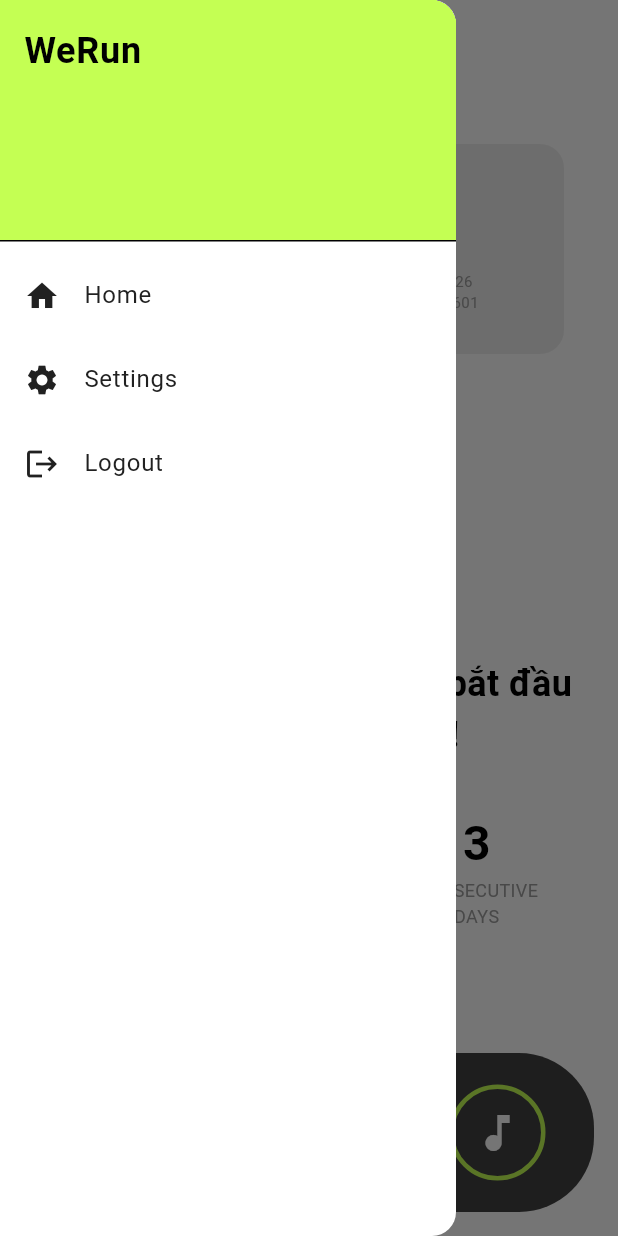
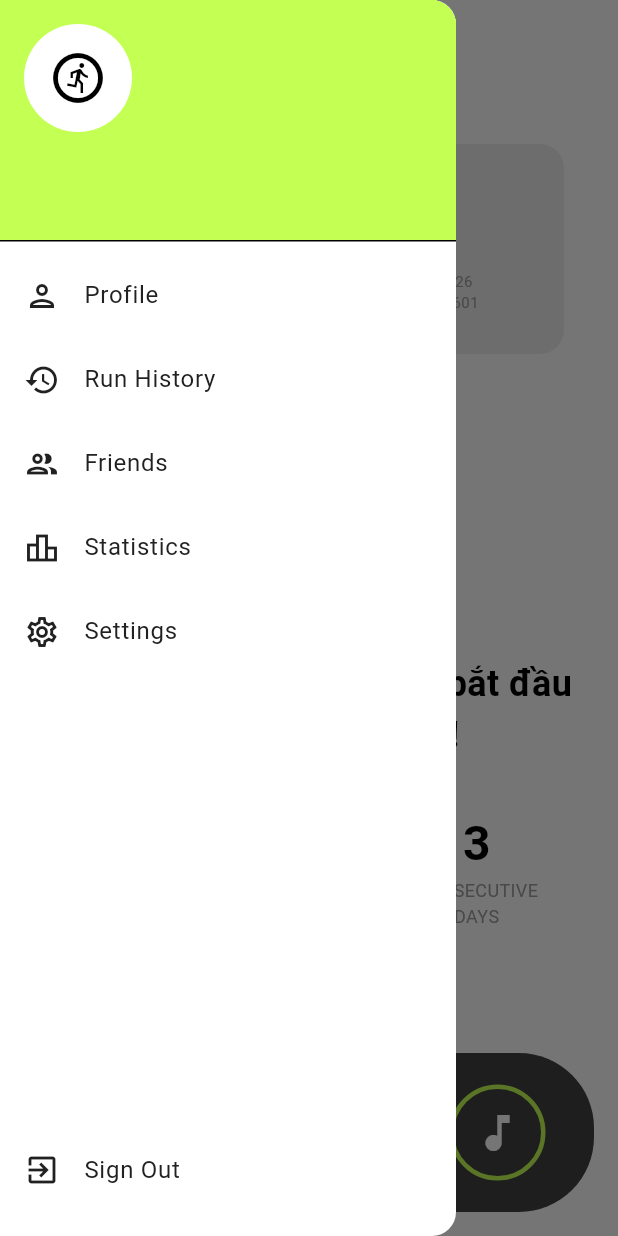
Before and after one commit to MinhDeepZaiZLer/WeRun_2.0, a Flutter app: the screen it shows once a user with an empty profile is signed in, with the side drawer open, on a phone screen of 412 x 824 dp. Run offline on Flutter 3.47's test engine with Material 3 defaults, Android fonts, the phone set to English and light mode, and no system bars; our stand-ins replace firebase_auth, firebase_core, flutter_bloc, get_it, go_router, injectable; accounts and stored records are empty.

Commit message:
connect login/signup to homescreen and fix navigation drawer content

```diff
--- a/lib/main.dart
+++ b/lib/main.dart
@@ -1,34 +1,46 @@
-import 'package:dacs4_werun_2_0/core/di/injection.dart';
-import 'package:dacs4_werun_2_0/presentation/navigation/app_router.dart';
-import 'package:dacs4_werun_2_0/presentation/screens/auth/bloc/auth_bloc.dart';
-import 'package:dacs4_werun_2_0/presentation/theme/app_theme.dart';
+// lib/main.dart
+import 'package:firebase_core/firebase_core.dart';
 import 'package:flutter/material.dart';
-import 'package:firebase_core/firebase_core.dart';
+import 'package:flutter/services.dart';
+import 'package:flutter_bloc/flutter_bloc.dart'; // <-- Thêm
 import 'firebase_options.dart';
+import 'core/di/injection.dart';
+import 'presentation/navigation/app_router.dart';
+import 'presentation/theme/app_theme.dart';
+import 'presentation/screens/auth/bloc/auth_bloc.dart'; // <-- Thêm
 
 void main() async {
   WidgetsFlutterBinding.ensureInitialized();
-  await Firebase.initializeApp(options: DefaultFirebaseOptions.currentPlatform);
+  await Firebase.initializeApp(
+    options: DefaultFirebaseOptions.currentPlatform,
+  );
   await configureDependencies();
-
-  final authBloc = getIt<AuthBloc>();
-  final appRouter = AppRouter(authBloc);
-
-  runApp(MyApp(appRouter: appRouter));
+   await SystemChrome.setPreferredOrientations([
+    DeviceOrientation.portraitUp,
+    DeviceOrientation.portraitDown,
+  ]);
+  runApp(const MyApp());
 }
 
 class MyApp extends StatelessWidget {
-  final AppRouter appRouter;
-  const MyApp({super.key, required this.appRouter});
+  const MyApp({super.key});
 
   @override
   Widget build(BuildContext context) {
-    return MaterialApp.router(
-      title: 'WeRun',
-      theme: AppTheme.lightTheme,
-      darkTheme: AppTheme.darkTheme,
-      routerConfig: appRouter.router,
-      debugShowCheckedModeBanner: false,
+    // *** BỌC ỨNG DỤNG BẰNG BLOCPROVIDER ***
+    return BlocProvider(
+      create: (context) => getIt<AuthBloc>(), // Lấy AuthBloc từ DI
+      child: MaterialApp.router(
+        title: 'WeRun Flutter',
+        debugShowCheckedModeBanner: false,
+        theme: AppTheme.lightTheme,
+        darkTheme: AppTheme.darkTheme,
+        themeMode: ThemeMode.system,
+
+        // Lấy router từ AppRouter, nhưng KHÔNG LẤY _authBloc
+        // vì chúng ta đã cung cấp ở trên
+        routerConfig: AppRouter.router,
+      ),
     );
   }
 }
--- /dev/null
+++ b/lib/presentation/components/navigation_drawer_content.dart
@@ -0,0 +1,106 @@
+import 'package:flutter/material.dart';
+import 'package:flutter_bloc/flutter_bloc.dart';
+import 'package:go_router/go_router.dart';
+import '/presentation/screens/auth/bloc/auth_bloc.dart';
+
+class NavigationDrawerContent extends StatelessWidget {
+  const NavigationDrawerContent({super.key});
+  @override
+  Widget build(BuildContext context) {
+    final AuthState = context.watch<AuthBloc>().state;
+    String userName = "User Name";
+    String userEmail = "user@example.com";
+
+    if (AuthState is Authenticated) {
+      userName = AuthState.user.name;
+      userEmail = AuthState.user.email;
+    }
+    return Drawer(
+      backgroundColor: Theme.of(context).colorScheme.surface,
+      child: Column(
+        children: [
+          UserAccountsDrawerHeader(
+            decoration: const BoxDecoration(
+              color: Color(0xFFC4FF53), // Màu #C4FF53
+            ),
+            accountName: Text(
+              userName,
+              style: const TextStyle(
+                fontWeight: FontWeight.bold,
+                fontSize: 18,
+                color: Colors.black,
+              ),
+            ),
+            accountEmail: Text(
+              userEmail,
+              style: const TextStyle(fontSize: 14, color: Colors.black87),
+            ),
+            currentAccountPicture: const CircleAvatar(
+              backgroundColor: Colors.white,
+              child: Icon(
+                Icons.run_circle_outlined,
+                color: Colors.black,
+                size: 40,
+              ),
+            ),
+          ),
+
+          //menu items
+          ListTile(
+            leading: const Icon(Icons.person_outlined),
+            title: const Text("Profile"),
+            onTap: () {
+              Navigator.pop(context);
+              //context.go("/profile")
+            },
+          ),
+          ListTile(
+            leading: const Icon(Icons.history),
+            title: const Text("Run History"),
+            onTap: () {
+              Navigator.pop(context);
+              // context.go("/history");
+            },
+          ),
+          ListTile(
+            leading: const Icon(Icons.group_outlined),
+            title: const Text("Friends"),
+            onTap: () {
+              Navigator.pop(context);
+              // context.go("/friend");
+            },
+          ),
+          ListTile(
+            leading: const Icon(Icons.leaderboard_outlined),
+            title: const Text('Statistics'),
+            onTap: () {
+              Navigator.pop(context);
+              // context.go('/statistics'); // Sẽ mở ở ngày sau
+            },
+          ),
+          ListTile(
+            leading: const Icon(Icons.settings_outlined),
+            title: const Text('Settings'),
+            onTap: () {
+              Navigator.pop(context);
+              // context.go('/settings'); // Sẽ mở ở ngày sau
+            },
+          ),
+
+          const Spacer(), // Đẩy Logout xuống cuối
+          // Sign Out
+          ListTile(
+            leading: const Icon(Icons.exit_to_app),
+            title: const Text('Sign Out'),
+            onTap: () {
+              // *** KẾT NỐI VỚI AUTHBLOC ***
+              context.read<AuthBloc>().add(LogoutRequested());
+              Navigator.pop(context); // Đóng drawer
+            },
+          ),
+          const SizedBox(height: 16),
+        ],
+      ),
+    );
+  }
+}
--- a/lib/presentation/navigation/app_router.dart
+++ b/lib/presentation/navigation/app_router.dart
@@ -14,35 +14,51 @@
     stream.asBroadcastStream().listen((_) => notifyListeners());
   }
 }
-// AppRouter.dart
 class AppRouter {
-  final AuthBloc authBloc;
 
-  AppRouter(this.authBloc);
+  // KHÔNG CẦN AuthBloc ở đây nữa
 
-  late final GoRouter router = GoRouter(
+  static final GoRouter router = GoRouter(
     initialLocation: '/login',
-    refreshListenable: GoRouterRefreshStream(authBloc.stream),
-    redirect: (context, state) {
-      final authState = authBloc.state;
-      final onAuthRoute = state.matchedLocation == '/login' || state.matchedLocation == '/register';
+
+    // 1. Lắng nghe AuthBloc từ Context
+    refreshListenable: GoRouterRefreshStream(getIt<AuthBloc>().stream),
+
+    // 2. Logic redirect giữ nguyên, nhưng lấy bloc từ context
+    redirect: (BuildContext context, GoRouterState state) {
+      final authState = context.read<AuthBloc>().state; // <-- Lấy từ Context
+
+      final bool onAuthRoute = state.matchedLocation == '/login' ||
+                               state.matchedLocation == '/register';
 
       if (authState is AuthInitial) return null;
-      if (authState is Authenticated) return onAuthRoute ? '/home' : null;
-      if (authState is Unauthenticated) return onAuthRoute ? null : '/login';
+
+      if (authState is Authenticated) {
+        return onAuthRoute ? '/home' : null;
+      }
+
+      if (authState is Unauthenticated) {
+        return onAuthRoute ? null : '/login';
+      }
+
       return null;
     },
+
     routes: [
-      ShellRoute(
-        builder: (context, state, child) {
-          return BlocProvider.value(value: authBloc, child: child);
-        },
-        routes: [
-          GoRoute(path: '/login', builder: (context, state) => LoginScreen(onBackClicked: () {}, onLoginSuccess: () {})),
-          GoRoute(path: '/register', builder: (context, state) => SignUpScreen(onBackClicked: () {}, onSignUpSuccess: () {})),
-        ],
+      // 3. XÓA ShellRoute, vì Bloc đã được cung cấp ở main.dart
+      GoRoute(
+        path: '/login',
+        builder: (context, state) => const LoginScreen(),
       ),
-      GoRoute(path: '/home', builder: (context, state) => const HomeScreen()),
+      GoRoute(
+        path: '/register',
+        builder: (context, state) => const SignUpScreen(),
+      ),
+      GoRoute(
+        path: '/home',
+        builder: (context, state) => const HomeScreen(),
+      ),
+      // TODO: Thêm các route '/profile', '/run_history', v.v.
     ],
   );
 }
--- a/lib/presentation/screens/home/home_screen.dart
+++ b/lib/presentation/screens/home/home_screen.dart
@@ -1,9 +1,11 @@
 // lib/presentation/screens/home/home_screen.dart
+import 'package:dacs4_werun_2_0/presentation/components/navigation_drawer_content.dart';
 import 'package:flutter/material.dart';
 import 'package:flutter_bloc/flutter_bloc.dart';
 import 'dart:math' as math;
 import 'package:dacs4_werun_2_0/presentation/screens/auth/bloc/auth_bloc.dart';
 import 'home_bloc.dart';
+
 class HomeScreen extends StatelessWidget {
   const HomeScreen({super.key});
 
@@ -25,11 +27,29 @@
       builder: (context, state) {
         return Scaffold(
           backgroundColor: Colors.white,
-          appBar: HomeTopBar(
-            userName: state.user?.fullName ?? 'WeRun',
-            onMenuClick: () {
-              Scaffold.of(context).openDrawer();
-            },
+          appBar: AppBar(
+            backgroundColor: Colors.white,
+            elevation: 0,
+            leading: Builder(
+              builder: (BuildContext context) {
+                return IconButton(
+                  icon: const Icon(Icons.menu, color: Colors.black),
+                  onPressed: () {
+                    Scaffold.of(context).openDrawer();
+                  },
+                );
+              },
+            ),
+            title: Text(
+              state.user?.fullName.isEmpty ?? true ? 'WeRun' : state.user!.fullName,
+              style: const TextStyle(
+                fontWeight: FontWeight.bold,
+                color: Colors.black,
+              ),
+            ),
+            actions: const [
+              SizedBox(width: 68),
+            ],
           ),
           drawer: const NavigationDrawerContent(),
           body: Stack(
@@ -618,51 +638,3 @@
     );
   }
 }
-
-// Navigation Drawer Content (placeholder)
-class NavigationDrawerContent extends StatelessWidget {
-  const NavigationDrawerContent({super.key});
-
-  @override
-  Widget build(BuildContext context) {
-    return Drawer(
-      child: ListView(
-        padding: EdgeInsets.zero,
-        children: [
-          const DrawerHeader(
-            decoration: BoxDecoration(color: Color(0xFFC4FF53)),
-            child: Text(
-              'WeRun',
-              style: TextStyle(
-                color: Colors.black,
-                fontSize: 24,
-                fontWeight: FontWeight.bold,
-              ),
-            ),
-          ),
-          ListTile(
-            leading: const Icon(Icons.home),
-            title: const Text('Home'),
-            onTap: () => Navigator.pop(context),
-          ),
-          ListTile(
-            leading: const Icon(Icons.settings),
-            title: const Text('Settings'),
-            onTap: () {
-              Navigator.pop(context);
-              Navigator.pushNamed(context, '/settings');
-            },
-          ),
-          ListTile(
-            leading: const Icon(Icons.logout),
-            title: const Text('Logout'),
-            onTap: () {
-              // TODO: Implement logout
-              Navigator.pop(context);
-            },
-          ),
-        ],
-      ),
-    );
-  }
-}
```
